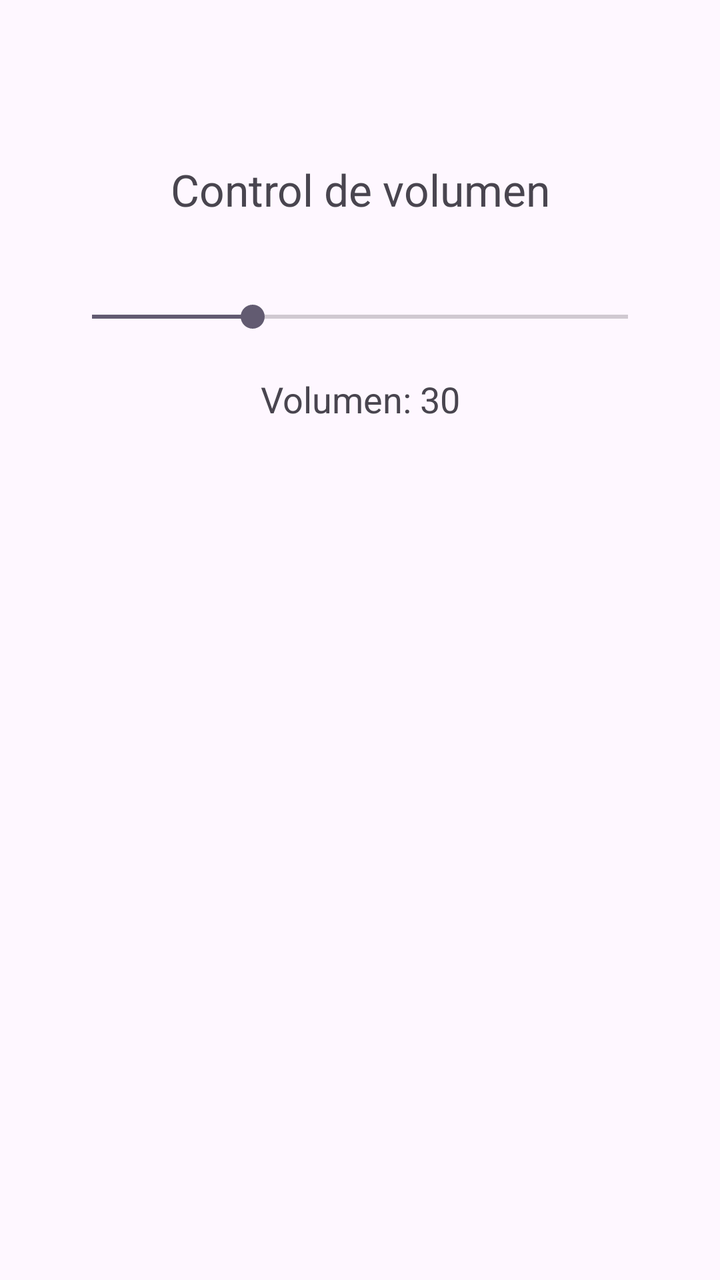
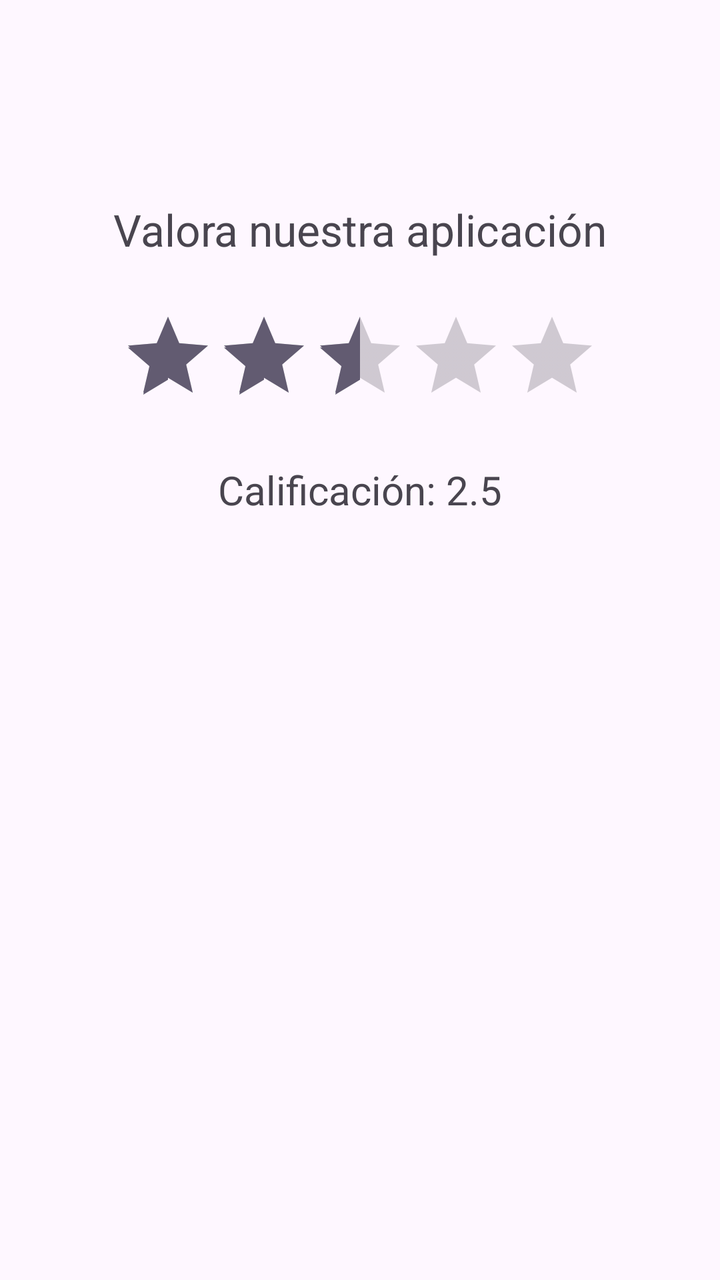

Before-and-after screenshots of an Android layout around one commit, followed by the original layout XML and the change that was made.
<!-- AndroidManifest.xml: application theme Theme.Tema4ButtonToggleButton -->
<!-- res/layout/activity_main.xml -->
<?xml version="1.0" encoding="utf-8"?>
<androidx.constraintlayout.widget.ConstraintLayout
    xmlns:android="http://schemas.android.com/apk/res/android"
    xmlns:app="http://schemas.android.com/apk/res-auto"
    android:layout_width="match_parent"
    android:layout_height="match_parent">

    <TextView
        android:id="@+id/textViewTitulo"
        android:layout_width="wrap_content"
        android:layout_height="wrap_content"
        android:text="Control de volumen"
        android:textSize="22sp"
        app:layout_constraintTop_toTopOf="parent"
        app:layout_constraintStart_toStartOf="parent"
        app:layout_constraintEnd_toEndOf="parent"
        android:layout_marginTop="80dp" />

    <SeekBar
        android:id="@+id/seekBar"
        android:layout_width="0dp"
        android:layout_height="wrap_content"
        android:max="100"
        android:progress="30"
        app:layout_constraintTop_toBottomOf="@id/textViewTitulo"
        app:layout_constraintStart_toStartOf="parent"
        app:layout_constraintEnd_toEndOf="parent"
        android:layout_marginStart="30dp"
        android:layout_marginEnd="30dp"
        android:layout_marginTop="40dp" />

    <TextView
        android:id="@+id/textViewProgress"
        android:layout_width="wrap_content"
        android:layout_height="wrap_content"
        android:text="Volumen: 30"
        android:textSize="18sp"
        app:layout_constraintTop_toBottomOf="@id/seekBar"
        app:layout_constraintStart_toStartOf="parent"
        app:layout_constraintEnd_toEndOf="parent"
        android:layout_marginTop="20dp" />

</androidx.constraintlayout.widget.ConstraintLayout>
<!-- resources referenced by this layout -->
<resources>
  <style name="Theme.Tema4ButtonToggleButton" parent="Base.Theme.Tema4ButtonToggleButton" />
  <style name="Base.Theme.Tema4ButtonToggleButton" parent="Theme.Material3.DayNight.NoActionBar">
          
          
      </style>
</resources>

<!-- the commit's change to res/layout/activity_main.xml (unified diff, before → after) -->
@@ -9,33 +9,32 @@
         android:id="@+id/textViewTitulo"
         android:layout_width="wrap_content"
         android:layout_height="wrap_content"
-        android:text="Control de volumen"
+        android:text="Valora nuestra aplicación"
         android:textSize="22sp"
         app:layout_constraintTop_toTopOf="parent"
         app:layout_constraintStart_toStartOf="parent"
         app:layout_constraintEnd_toEndOf="parent"
-        android:layout_marginTop="80dp" />
+        android:layout_marginTop="100dp" />
 
-    <SeekBar
-        android:id="@+id/seekBar"
-        android:layout_width="0dp"
+    <RatingBar
+        android:id="@+id/ratingBar"
+        android:layout_width="wrap_content"
         android:layout_height="wrap_content"
-        android:max="100"
-        android:progress="30"
+        android:numStars="5"
+        android:stepSize="0.5"
+        android:rating="2.5"
         app:layout_constraintTop_toBottomOf="@id/textViewTitulo"
         app:layout_constraintStart_toStartOf="parent"
         app:layout_constraintEnd_toEndOf="parent"
-        android:layout_marginStart="30dp"
-        android:layout_marginEnd="30dp"
-        android:layout_marginTop="40dp" />
+        android:layout_marginTop="25dp" />
 
     <TextView
-        android:id="@+id/textViewProgress"
+        android:id="@+id/textViewRating"
         android:layout_width="wrap_content"
         android:layout_height="wrap_content"
-        android:text="Volumen: 30"
-        android:textSize="18sp"
-        app:layout_constraintTop_toBottomOf="@id/seekBar"
+        android:text="Calificación: 2.5"
+        android:textSize="20sp"
+        app:layout_constraintTop_toBottomOf="@id/ratingBar"
         app:layout_constraintStart_toStartOf="parent"
         app:layout_constraintEnd_toEndOf="parent"
         android:layout_marginTop="20dp" />
